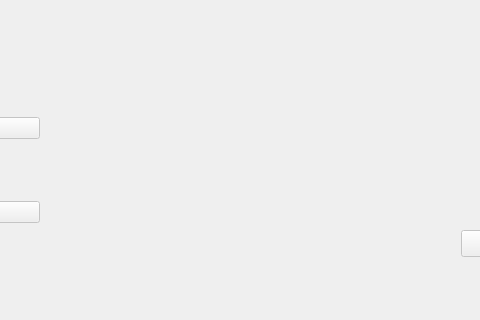
mrchumanhcuong91/QT, file mainwindow.ui: the form before one commit; both pictures show x 109 to 589 and y 237 to 557 of the 838 by 557 pixel window.
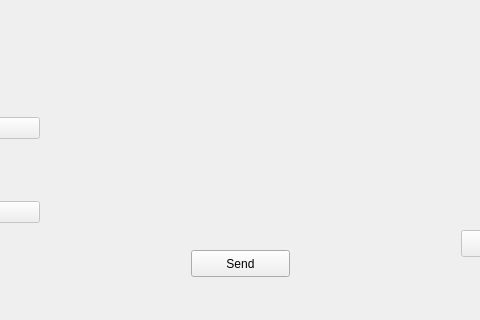
The form after the commit.

Commit message: fix bug and add new send command

Diff of the .ui file:
```diff
--- a/mainwindow.ui
+++ b/mainwindow.ui
@@ -205,6 +205,19 @@
      <string>Remove</string>
     </property>
    </widget>
+   <widget class="QPushButton" name="bSend">
+    <property name="geometry">
+     <rect>
+      <x>300</x>
+      <y>470</y>
+      <width>99</width>
+      <height>27</height>
+     </rect>
+    </property>
+    <property name="text">
+     <string>Send</string>
+    </property>
+   </widget>
    <zorder>layoutWidget</zorder>
    <zorder>horizontalLayoutWidget</zorder>
    <zorder>label</zorder>
```
Left out of the diff: 1 changed line with no effect on the pictures. The commit also changes 4 other files.
